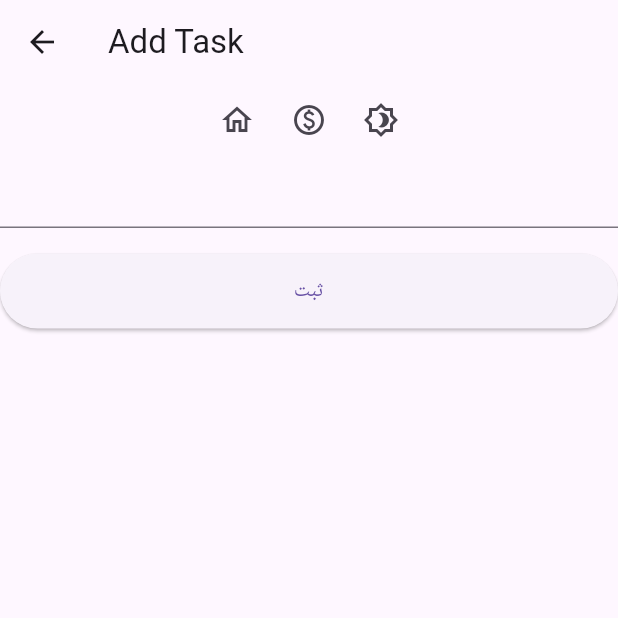
After one commit to taheriara/my_do, a Flutter app: the AddTaskPage screen opened directly, on a phone screen of 412 x 824 dp, the top half of it. The commit adds this screen. Run offline on Flutter 3.47's test engine with Material 3 defaults, Android fonts, the light colour scheme and no system bars; our stand-ins replace shamsi_date, sqflite; accounts and stored records are empty.

Commit message:
add db and insert task

```diff
--- /dev/null
+++ b/lib/models/task.dart
@@ -0,0 +1,46 @@
+class Task {
+  int? id;
+  String title;
+  String type;
+  String regDate;
+  String regDateFa;
+  String? doneDateFa;
+
+  Task({
+    this.id,
+    required this.title,
+    required this.type,
+    required this.regDate,
+    required this.regDateFa,
+    this.doneDateFa,
+  });
+
+  factory Task.fromMap(Map<String, dynamic> json) => Task(
+        id: json['id'],
+        title: json['title'],
+        type: json['type'],
+        regDate: json['regDate'],
+        regDateFa: json['regDateFa'],
+        doneDateFa: json['doneDateFa'],
+      );
+
+  Map<String, dynamic> toMap() {
+    return {
+      'title': title,
+      'type': type,
+      'regDate': regDate,
+      'regDateFa': regDateFa,
+    };
+  }
+
+  Map<String, dynamic> toMapUpdate() {
+    return {
+      'id': id,
+      'title': title,
+      'type': type,
+      'regDate': regDate,
+      'regDateFa': regDateFa,
+      'doneDateFa': doneDateFa,
+    };
+  }
+}
--- /dev/null
+++ b/lib/pages/add_task_page.dart
@@ -0,0 +1,100 @@
+import 'package:flutter/material.dart';
+import 'package:my_do/models/task.dart';
+import 'package:my_do/services/task_service.dart';
+import 'package:shamsi_date/shamsi_date.dart';
+
+class AddTaskPage extends StatefulWidget {
+  const AddTaskPage({super.key});
+
+  @override
+  State<AddTaskPage> createState() => _AddTaskPageState();
+}
+
+class _AddTaskPageState extends State<AddTaskPage> {
+  final textController = TextEditingController();
+  String typeSelect = '';
+  final _taskService = TaskService();
+  @override
+  Widget build(BuildContext context) {
+    return Scaffold(
+      appBar: AppBar(
+        title: Text('Add Task'),
+      ),
+      body: Column(
+        children: [
+          Row(
+            mainAxisAlignment: MainAxisAlignment.center,
+            children: [
+              IconButton(
+                color: typeSelect == 'خانه' ? Colors.red : null,
+                icon: Icon(
+                  Icons.home_outlined,
+                ),
+                onPressed: () {
+                  setState(() {
+                    typeSelect = 'خانه';
+                  });
+                },
+              ),
+              // const SizedBox(width: 7),
+              IconButton(
+                icon: Icon(
+                  color: typeSelect == 'کار' ? Colors.red : null,
+                  Icons.paid_outlined,
+                ),
+                onPressed: () {
+                  setState(() {
+                    typeSelect = 'کار';
+                  });
+                },
+              ),
+              // const SizedBox(width: 7),
+              IconButton(
+                icon: Icon(
+                  color: typeSelect == 'مذهب' ? Colors.red : null,
+                  Icons.brightness_4_outlined,
+                ),
+                onPressed: () {
+                  setState(() {
+                    typeSelect = 'مذهب';
+                  });
+                },
+              ),
+            ],
+          ),
+          TextField(
+            controller: textController,
+          ),
+          const SizedBox(height: 17),
+          Row(
+            children: [
+              Expanded(
+                child: SizedBox(
+                  height: 50,
+                  child: ElevatedButton(
+                      onPressed: () async {
+                        if (textController.text.isEmpty || typeSelect == '') return;
+                        Task newTask = Task(
+                            title: textController.text,
+                            type: typeSelect,
+                            regDate: DateTime.now().toString(),
+                            regDateFa: DateTime.now().toJalali().toString());
+                        await _taskService.saveTask(newTask);
+
+                        setState(() {
+                          textController.text = "";
+                        });
+                        // if (!context.mounted) return;
+                        // Navigator.of(context).pop();
+                      },
+                      child: Text("ثبت")),
+                ),
+              ),
+            ],
+          ),
+          const SizedBox(height: 10),
+        ],
+      ),
+    );
+  }
+}
--- /dev/null
+++ b/lib/services/task_service.dart
@@ -0,0 +1,54 @@
+import 'package:my_do/db_helper/repository.dart';
+import 'package:my_do/models/task.dart';
+
+class TaskService {
+  late Repository _repository;
+  TaskService() {
+    _repository = Repository();
+  }
+
+  //Save
+  saveTask(Task task) async {
+    return await _repository.insertData('task', task.toMap());
+  }
+
+  //Read All
+  readAllTask() async {
+    return await _repository.readDataAll('task');
+  }
+
+  //read unDone tasks
+  Future<List<Task>> getUnDoneTasks() async {
+    var tasks = await _repository.readData('task', 'doneDateFa IS NULL', 'type');
+    List<Task> tasksList = tasks.isNotEmpty ? List<Task>.from(tasks.map((c) => Task.fromMap(c)).toList()) : [];
+    return tasksList;
+  }
+
+//read where tasks
+  Future<List<Task>> getTasksWhere(String where, String order) async {
+    var tasks = await _repository.readData('task', where, order);
+    List<Task> tasksList = tasks.isNotEmpty ? List<Task>.from(tasks.map((c) => Task.fromMap(c)).toList()) : [];
+    return tasksList;
+  }
+
+  //Edit
+  updateTask(Task task) async {
+    return await _repository.updateData('task', task.toMapUpdate());
+  }
+
+  deleteTasks() async {
+    return await _repository.deleteAllRecords('task', '');
+  }
+
+  // deleteUser(personId) async {
+  //   return await _repository.deleteDataById('userInfo', personId);
+  // }
+
+  // resetNobatToId(loanNumber) async {
+  //   return await _repository.resetNobatToId('userInfo', loanNumber);
+  // }
+
+  // addCol() async {
+  //   return await _repository.alterTable('persons', 'amount');
+  // }
+}
```
Also changed, not shown: lib/db_helper/database_connection.dart (added, +35 -0 lines), lib/db_helper/repository.dart (added, +153 -0 lines), lib/main.dart (+4 -8 lines), lib/pages/home_page.dart (+2 -8 lines), lib/pages/tasks_pages.dart (added, +169 -0 lines), pubspec.yaml (+9 -9 lines), assets/fonts/Sahel-Bold-FD.ttf (added), assets/fonts/Sahel-FD.ttf (added), 2 other files.
